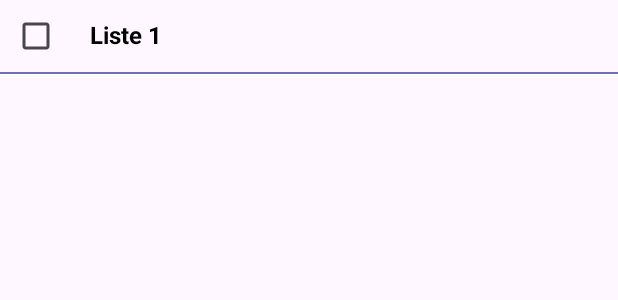
After one commit to BuffetLac61/TEA1_Alexis_API, an Android app: the layout dropdown_item_layout_2.xml on its own in the app's theme, with its tools: preview values and no code run, on a phone screen of 412 x 824 dp. The commit adds this screen. Shown: the top 300 px of the screen. Run offline under Robolectric (Android 15) with nearby library versions, the phone set to English and light mode, and no system bars.

Commit message:
On peut cocher des cases mais ça enregistre pas, on peut pas ajouter d'élément dans la ListeToDo

```diff
--- /dev/null
+++ b/app/src/main/res/layout/dropdown_item_layout_2.xml
@@ -0,0 +1,45 @@
+<!-- dropdown_item_layout.xml -->
+<LinearLayout
+    xmlns:android="http://schemas.android.com/apk/res/android"
+    android:layout_width="match_parent"
+    android:layout_height="wrap_content"
+    android:orientation="vertical">
+
+    <!-- Conteneur principal avec une élévation pour l'ombre -->
+    <LinearLayout
+        android:layout_width="match_parent"
+        android:layout_height="wrap_content"
+        android:orientation="horizontal"
+        android:elevation="2dp">
+
+        <!-- Icône à gauche -->
+        <CheckBox
+            android:id="@+id/checkBox"
+            android:layout_width="wrap_content"
+            android:layout_height="wrap_content"
+            android:text=""
+            android:checked="false"
+            />
+
+        <!-- Titre de l'élément -->
+        <TextView
+            android:id="@+id/textViewName"
+            android:layout_width="match_parent"
+            android:layout_height="wrap_content"
+            android:textSize="16sp"
+            android:text="Liste 1"
+            android:textColor="@color/black"
+            android:textStyle="bold"
+            android:paddingStart="12dp"
+            android:paddingTop="12dp"
+            android:paddingBottom="12dp"/>
+
+    </LinearLayout>
+
+    <!-- Séparateur -->
+    <View
+        android:layout_width="match_parent"
+        android:layout_height="1dp"
+        android:background="@color/divider_color"/>
+
+</LinearLayout>
--- a/app/src/main/res/values/strings.xml
+++ b/app/src/main/res/values/strings.xml
@@ -21,5 +21,6 @@
     <string name="attachment_summary_off">Only download attachments when manually requested</string>
     <string name="todo">TODO</string>
     <string name="nouvelle_liste">Nouvelle Liste</string>
+    <string name="nouvelle_Item">Nouvel Item</string>
     />
 </resources>
```
Also changed, not shown: app/src/main/java/com/example/tea1_v01/DropdownItemTODO.kt (added, +50 -0 lines), app/src/main/java/com/example/tea1_v01/ListeToDo.kt (+9 -0 lines), app/src/main/res/layout/activity_show_list.xml (+36 -0 lines).
